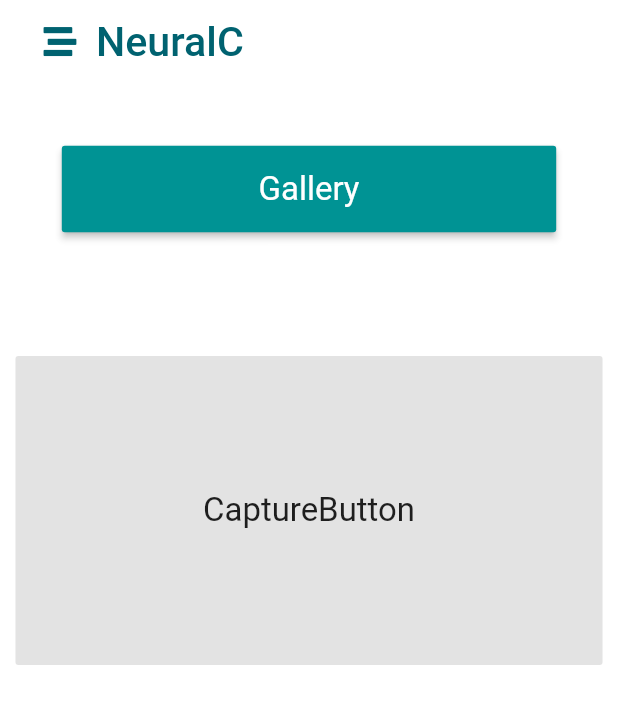
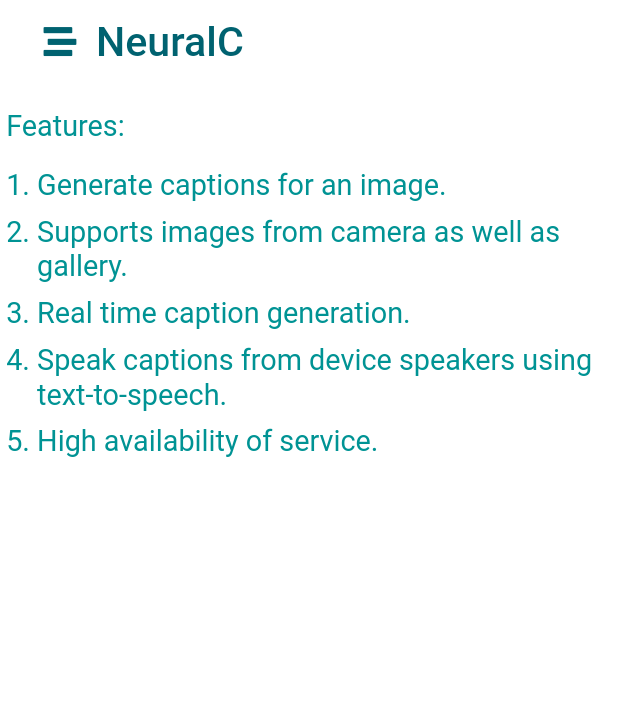
Before and after one commit to cankush625/NeuralC, a Flutter app: the screen it shows after launch, in the side drawer, after a tap on "Features", on a phone screen of 412 x 824 dp. Shown: the top 704 px of the screen. Run offline on Flutter 3.47's test engine with Material 2 defaults, Android fonts, the phone set to English and light mode, and no system bars; our stand-ins replace flutter_icons, image_picker, sizer.

Commit message:
Features screen is added
Signed-off-by: cankush625 <cankush625@gmail.com>

```diff
--- a/lib/main.dart
+++ b/lib/main.dart
@@ -1,4 +1,5 @@
 import 'package:flutter/material.dart';
+import 'package:neuralc/screens/general/features.dart';
 
 import 'package:neuralc/screens/home/home.dart';
 import 'package:sizer/sizer.dart';
@@ -53,6 +54,7 @@ class MyApp extends StatelessWidget {
               initialRoute: '/',
               routes: {
                 '/': (context) => Home(),
+                'features': (context) => Features(),
               },
             );
           },
--- /dev/null
+++ b/lib/screens/general/features.dart
@@ -0,0 +1,126 @@
+import 'package:flutter/material.dart';
+import 'package:sizer/sizer.dart';
+import 'package:neuralc/widgets/appbar/appbar.dart';
+import 'package:neuralc/widgets/drawer/drawer.dart';
+
+class Features extends StatelessWidget {
+  @override
+  Widget build(BuildContext context) {
+    return Scaffold(
+      appBar: Appbar(context),
+      drawer: AppBarDrawer(context),
+      body: SafeArea(
+          child: Padding(
+            padding: EdgeInsets.only(left: 1.0.w),
+            child: Column(
+              crossAxisAlignment: CrossAxisAlignment.start,
+              children: [
+                SizedBox(
+                  height: 2.0.h,
+                ),
+                Text(
+                  'Features: ',
+                  style: Theme.of(context).textTheme.bodyText1,
+                ),
+                SizedBox(
+                  height: 2.0.h,
+                ),
+                Row(
+                  crossAxisAlignment: CrossAxisAlignment.start,
+                  children: [
+                    Text(
+                      '1. ',
+                      style: Theme.of(context).textTheme.bodyText1,
+                    ),
+                    Flexible(
+                      flex: 1,
+                      child: Text(
+                        'Generate captions for an image.',
+                        style: Theme.of(context).textTheme.bodyText1,
+                      ),
+                    ),
+                  ],
+                ),
+                SizedBox(
+                  height: 1.0.h,
+                ),
+                Row(
+                  crossAxisAlignment: CrossAxisAlignment.start,
+                  children: [
+                    Text(
+                      '2. ',
+                      style: Theme.of(context).textTheme.bodyText1,
+                    ),
+                    Flexible(
+                      flex: 1,
+                      child: Text(
+                        'Supports images from camera as well as gallery.',
+                        style: Theme.of(context).textTheme.bodyText1,
+                      ),
+                    ),
+                  ],
+                ),
+                SizedBox(
+                  height: 1.0.h,
+                ),
+                Row(
+                  crossAxisAlignment: CrossAxisAlignment.start,
+                  children: [
+                    Text(
+                      '3. ',
+                      style: Theme.of(context).textTheme.bodyText1,
+                    ),
+                    Flexible(
+                      flex: 1,
+                      child: Text(
+                        'Real time caption generation.',
+                        style: Theme.of(context).textTheme.bodyText1,
+                      ),
+                    ),
+                  ],
+                ),
+                SizedBox(
+                  height: 1.0.h,
+                ),
+                Row(
+                  crossAxisAlignment: CrossAxisAlignment.start,
+                  children: [
+                    Text(
+                      '4. ',
+                      style: Theme.of(context).textTheme.bodyText1,
+                    ),
+                    Flexible(
+                      flex: 1,
+                      child: Text(
+                        'Speak captions from device speakers using text-to-speech.',
+                        style: Theme.of(context).textTheme.bodyText1,
+                      ),
+                    ),
+                  ],
+                ),
+                SizedBox(
+                  height: 1.0.h,
+                ),
+                Row(
+                  crossAxisAlignment: CrossAxisAlignment.start,
+                  children: [
+                    Text(
+                      '5. ',
+                      style: Theme.of(context).textTheme.bodyText1,
+                    ),
+                    Flexible(
+                      flex: 1,
+                      child: Text(
+                        'High availability of service.',
+                        style: Theme.of(context).textTheme.bodyText1,
+                      ),
+                    ),
+                  ],
+                ),
+              ],
+            ),
+          ),
+      ),
+    );
+  }
+}
--- a/lib/widgets/drawer/drawer.dart
+++ b/lib/widgets/drawer/drawer.dart
@@ -24,7 +24,7 @@ Widget AppBarDrawer(BuildContext context) {
               style: Theme.of(context).textTheme.bodyText1,
             ),
             onTap: () {
-              Navigator.pop(context);
+              Navigator.pushNamed(context, 'features');
             },
           ),
           ListTile(
```
